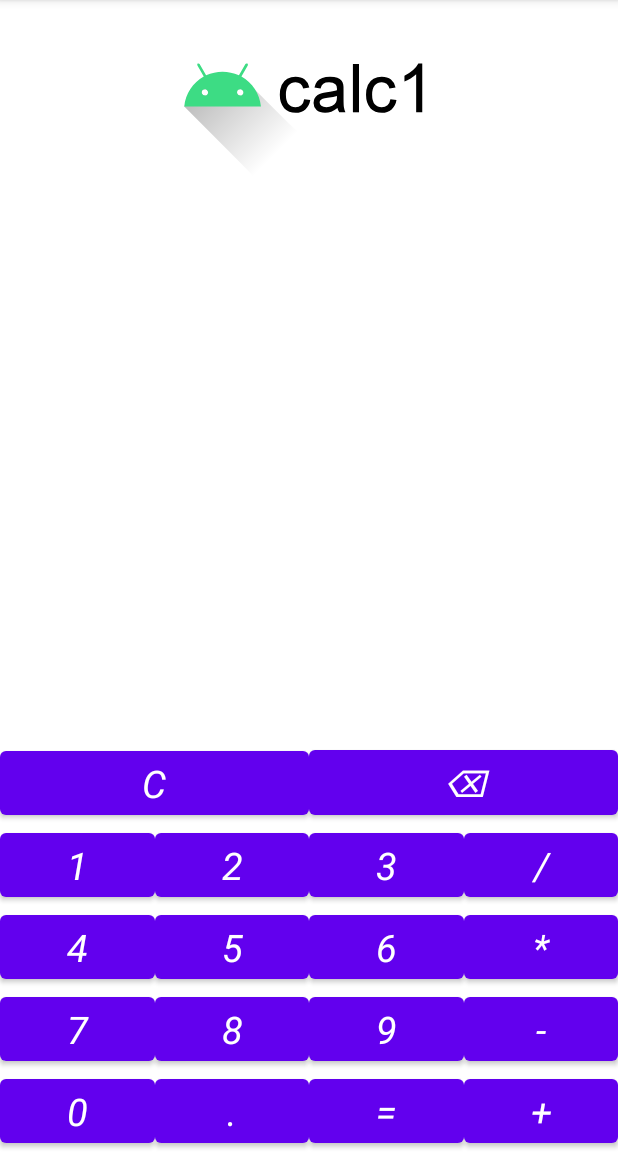
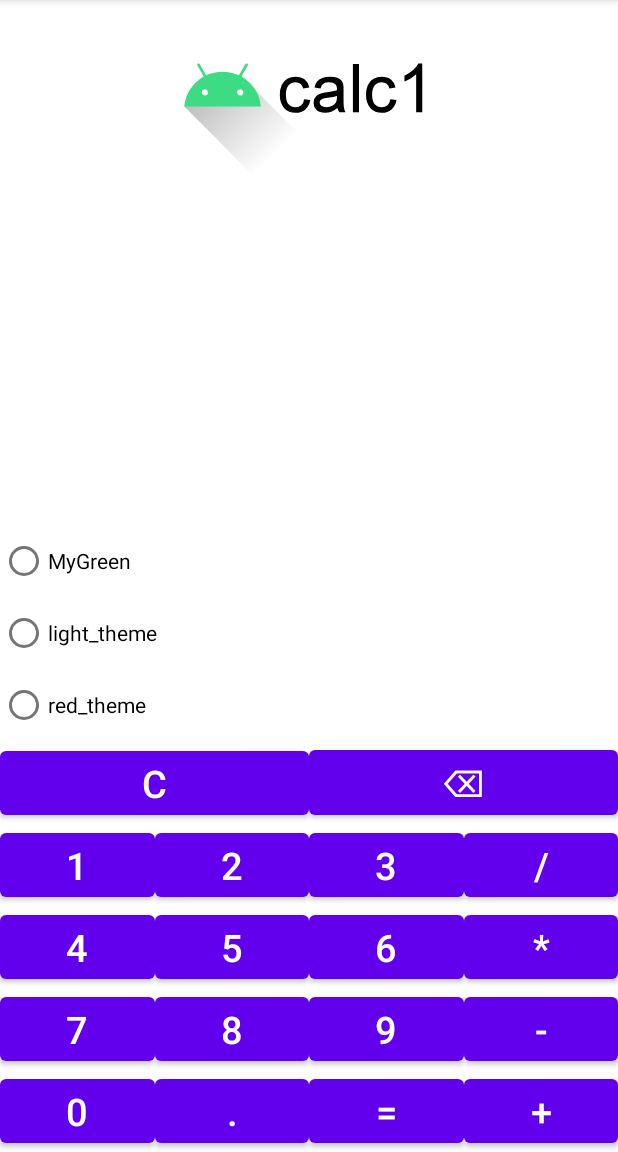
Before and after one commit to AleksTereh/calc1, an Android app: the screen it shows after launch (MainActivity), on a phone screen of 412 x 824 dp, the part 84-1236 px from its top. Run offline under Robolectric (Android 15) with nearby library versions, the phone set to English and light mode, and no system bars; Roboto replaces fonts that are not available here.

Commit message:
RadioGroup

```diff
--- a/app/src/main/AndroidManifest.xml
+++ b/app/src/main/AndroidManifest.xml
@@ -9,7 +9,7 @@
         android:label="@string/app_name"
         android:roundIcon="@mipmap/ic_launcher_round"
         android:supportsRtl="true"
-        android:theme="@style/MyGreen" >
+        android:theme="@style/Theme.Calc1" >
         <activity
             android:name=".MainActivity"
             android:exported="true"
--- a/app/src/main/res/layout/activity_main.xml
+++ b/app/src/main/res/layout/activity_main.xml
@@ -8,14 +8,13 @@
 
 
     <include
+        android:id="@+id/include"
         layout="@layout/constrait"
         android:layout_width="0dp"
         android:layout_height="wrap_content"
         app:layout_constraintBottom_toBottomOf="parent"
         app:layout_constraintEnd_toEndOf="parent"
-        app:layout_constraintStart_toStartOf="parent"
-        app:layout_constraintTop_toBottomOf="@+id/txt"
-        app:layout_constraintVertical_bias="1.0" />
+        app:layout_constraintStart_toStartOf="parent" />
 
     <TextView
         android:id="@+id/txt"
@@ -38,5 +37,33 @@
         app:srcCompat="@mipmap/ic_banner"
         tools:ignore="ImageContrastCheck" />
 
+    <RadioGroup
+        android:id="@+id/radioButtons"
+        android:layout_width="0dp"
+        android:layout_height="wrap_content"
+        app:layout_constraintBottom_toTopOf="@+id/include"
+        app:layout_constraintEnd_toEndOf="parent"
+        app:layout_constraintStart_toStartOf="parent">
+
+        <com.google.android.material.radiobutton.MaterialRadioButton
+            android:id="@+id/radioButtonMyGreen"
+            android:layout_width="match_parent"
+            android:layout_height="wrap_content"
+            android:text="@string/MyGreen" />
+
+        <com.google.android.material.radiobutton.MaterialRadioButton
+            android:id="@+id/radioButton_light_theme"
+            android:layout_width="match_parent"
+            android:layout_height="wrap_content"
+            android:text="@string/light_theme" />
+
+        <com.google.android.material.radiobutton.MaterialRadioButton
+            android:id="@+id/radioButton_red_theme"
+            android:layout_width="match_parent"
+            android:layout_height="wrap_content"
+            android:text="@string/red_theme" />
+
+    </RadioGroup>
+
 
 </androidx.constraintlayout.widget.ConstraintLayout>
--- a/app/src/main/res/values/strings.xml
+++ b/app/src/main/res/values/strings.xml
@@ -19,4 +19,7 @@
     <string name="clear">c</string>
     <string name="backspace">⌫</string>
     <string name="todo">TODO</string>
+    <string name="MyGreen">MyGreen</string>
+    <string name="light_theme">light_theme</string>
+    <string name="red_theme">red_theme</string>
 </resources>
--- a/app/src/main/res/values/themes.xml
+++ b/app/src/main/res/values/themes.xml
@@ -22,9 +22,12 @@
         <item name="fontFamily">@font/aclonica</item>
     </style>
 
-    <style name="light_theme" parent="Theme.MaterialComponents.Light.DarkActionBar">
+    <style name="light_theme" parent="Theme.MaterialComponents.Light">
         <item name="android:textSize">@dimen/textSize</item>
         <item name="android:textColor">@color/black</item>
+        <item name="colorPrimary">#FF00CBFF</item>
+        <item name="colorPrimaryDark">#FF0087B0</item>
+        <item name="colorAccent">#FF203553</item>
         <item name="fontFamily">@font/aclonica</item>
         <item name="android:textStyle">bold|italic</item>
 
@@ -33,6 +36,9 @@
     <style name="red_theme" parent="Theme.MaterialComponents.Light.DarkActionBar">
         <item name="android:textSize">@dimen/textSize</item>
         <item name="android:textColor">@color/red</item>
+        <item name="colorPrimary">#e91e63</item>
+        <item name="colorPrimaryDark">#b0003a</item>
+        <item name="colorAccent">#ff6090</item>
         <item name="fontFamily">@font/aclonica</item>
         <item name="android:textStyle">bold|italic</item>
 
```
